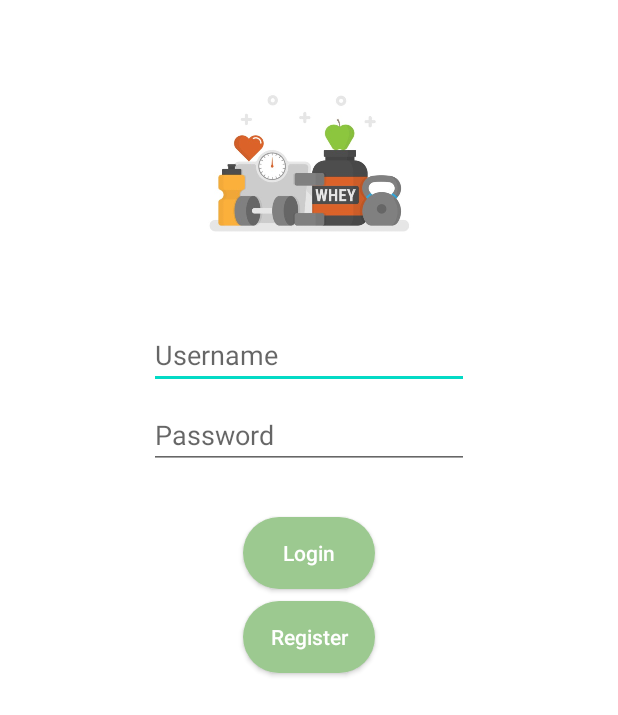
After one commit to Pomoranca/SupplementShop, an Android app: the LoginActivity screen opened directly, with no data from a screen before it, on a phone screen of 412 x 824 dp. The commit adds this screen. Shown: the top 715 px of the screen. Run offline under Robolectric (Android 15) with nearby library versions, the phone set to English and light mode, and no system bars; our stand-ins replace data binding; libraries missing offline, so code that uses them is left out: com.apollographql.apollo.

Commit message:
Refactor Login fragment to Login activity

```diff
--- a/app/build.gradle
+++ b/app/build.gradle
@@ -53,6 +53,7 @@
     implementation 'androidx.legacy:legacy-support-v4:1.0.0'
     implementation 'com.google.android.gms:play-services-maps:17.0.0'
     implementation 'androidx.security:security-crypto:1.0.0-alpha02'
+    implementation 'androidx.wear:wear:1.0.0'
     testImplementation 'junit:junit:4.12'
     androidTestImplementation 'androidx.test.ext:junit:1.1.1'
     androidTestImplementation 'androidx.test.espresso:espresso-core:3.2.0'
@@ -104,6 +105,7 @@
     implementation "com.apollographql.apollo:apollo-coroutines-support:1.0.0"
 
     implementation 'com.apollographql.apollo:apollo-android-support:1.2.2'
+    compileOnly 'com.google.android.wearable:wearable:2.5.0'
 }
 
 apollo {
--- /dev/null
+++ b/app/src/main/java/com/coffeetime/supplementshop/LoginActivity.kt
@@ -0,0 +1,11 @@
+package com.coffeetime.supplementshop
+
+import androidx.appcompat.app.AppCompatActivity
+import android.os.Bundle
+
+class LoginActivity : AppCompatActivity() {
+    override fun onCreate(savedInstanceState: Bundle?) {
+        super.onCreate(savedInstanceState)
+        setContentView(R.layout.activity_login)
+    }
+}
--- a/app/src/main/java/com/coffeetime/supplementshop/MainActivity.kt
+++ b/app/src/main/java/com/coffeetime/supplementshop/MainActivity.kt
@@ -19,11 +19,5 @@
         val navController = host.navController
         NavigationUI.setupWithNavController(bottomNavigation, navController)
 
-        Log.i("DESTINATION", navController.currentDestination!!.label.toString())
-
-        if(navController.currentDestination!!.label!! == "FragmentLogin") {
-            bottomNavigation.visibility = View.GONE
-        }
-
     }
 }
--- /dev/null
+++ b/app/src/main/res/layout/activity_login.xml
@@ -0,0 +1,26 @@
+<?xml version="1.0" encoding="utf-8"?>
+<layout xmlns:android="http://schemas.android.com/apk/res/android"
+    xmlns:app="http://schemas.android.com/apk/res-auto"
+    xmlns:tools="http://schemas.android.com/tools">
+
+    <data>
+
+    </data>
+
+    <androidx.constraintlayout.widget.ConstraintLayout
+        android:layout_width="match_parent"
+        android:layout_height="match_parent"
+        tools:context=".LoginActivity">
+
+        <fragment
+            android:id="@+id/fragmentLogin"
+            android:name="androidx.navigation.fragment.NavHostFragment"
+            android:layout_width="match_parent"
+            android:layout_height="match_parent"
+            app:defaultNavHost="true"
+            app:navGraph="@navigation/login_nav_graph"
+
+            />
+
+    </androidx.constraintlayout.widget.ConstraintLayout>
+</layout>
--- /dev/null
+++ b/app/src/main/res/navigation/login_nav_graph.xml
@@ -0,0 +1,22 @@
+<?xml version="1.0" encoding="utf-8"?>
+<navigation xmlns:android="http://schemas.android.com/apk/res/android"
+    xmlns:app="http://schemas.android.com/apk/res-auto" android:id="@+id/login_nav_graph"
+    app:startDestination="@id/fragmentLogin">
+
+    <fragment
+        android:id="@+id/fragmentLogin"
+        android:name="com.coffeetime.supplementshop.ui.login.FragmentLogin"
+        android:label="FragmentLogin" >
+        <action
+            android:id="@+id/action_fragmentLogin_to_registerFragment"
+            app:destination="@id/registerFragment" />
+    </fragment>
+    <fragment
+        android:id="@+id/registerFragment"
+        android:name="com.coffeetime.supplementshop.ui.login.RegisterFragment"
+        android:label="RegisterFragment" >
+        <action
+            android:id="@+id/action_registerFragment_to_fragmentLogin"
+            app:destination="@id/fragmentLogin" />
+    </fragment>
+</navigation>
--- /dev/null
+++ b/app/src/main/res/values-round/strings.xml
@@ -0,0 +1,3 @@
+<resources>
+    <string name="hello_world">Hello Round World!</string>
+</resources>
--- a/app/src/main/res/values/strings.xml
+++ b/app/src/main/res/values/strings.xml
@@ -2,4 +2,10 @@
     <string name="app_name">Supplement Shop</string>
     <!-- TODO: Remove or change this placeholder text -->
     <string name="hello_blank_fragment">Hello blank fragment</string>
+    <string name="title_activity_login">LoginActivity</string>
+    <!--
+    This string is used for square devices and overridden by hello_world in
+    values-round/strings.xml for round devices.
+    -->
+    <string name="hello_world">Hello Square World!</string>
 </resources>
```
Also changed, not shown: app/src/main/AndroidManifest.xml (+9 -4 lines), app/src/main/java/com/coffeetime/supplementshop/SplashActivity.kt (+17 -2 lines), app/src/main/java/com/coffeetime/supplementshop/ui/login/FragmentLogin.kt (+9 -6 lines), app/src/main/java/com/coffeetime/supplementshop/ui/login/FragmentLoginViewModel.kt (+8 -19 lines), app/src/main/res/layout/activity_splash.xml (added, +30 -0 lines), app/src/main/res/navigation/nav_graph.xml (+1 -23 lines), app/src/main/res/values/dimens.xml (added, +15 -0 lines), app/src/main/res/drawable/splash_logo.jpg (added).
